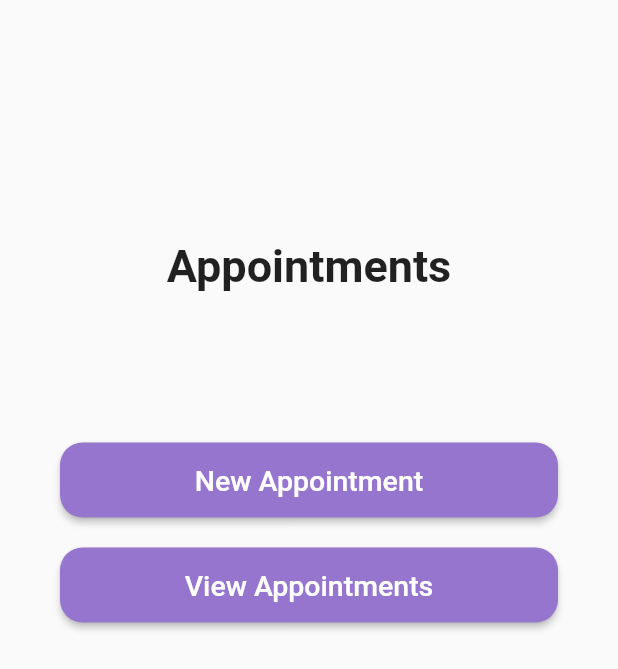
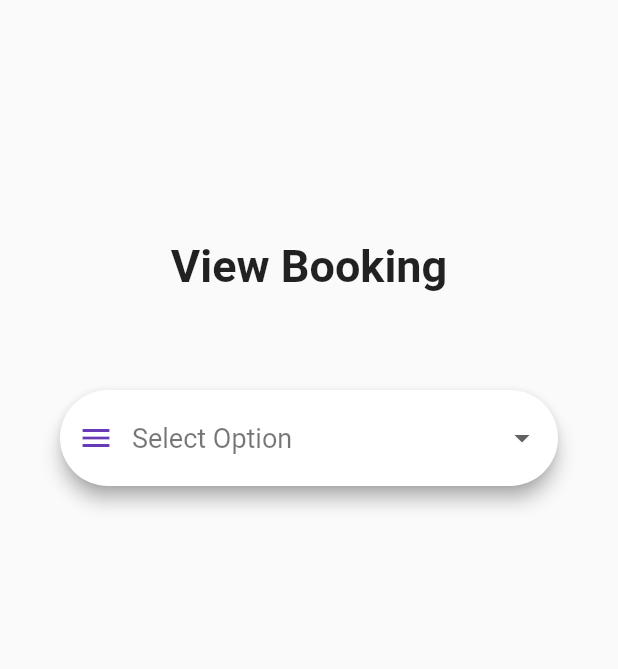
Before and after one commit to maansiarora/SEPT-Project--Almost-5, a Flutter app: the screen it shows after launch, after a tap on "View Appointments", on a phone screen of 412 x 824 dp. Shown: the top 669 px of the screen. Run offline on Flutter 3.47's test engine with Material 2 defaults, Android fonts, the light colour scheme and no system bars; our stand-ins replace splashscreen, table_calendar.

Commit message:
View Booking page- drop-down and list

```diff
--- a/frontend/lib/main.dart
+++ b/frontend/lib/main.dart
@@ -14,6 +14,7 @@ import 'pages/calender.dart';
 import 'pages/doctorsProfile.dart';
 import 'pages/appointmentSummary.dart';
 import 'pages/bookingConfirmation.dart';
+import 'pages/viewBooking.dart';
 
 void main() => runApp(MaterialApp(initialRoute: '/bookingMain', routes: {
       '/choiceLogin': (context) => const choiceLogin(),
@@ -30,4 +31,5 @@ void main() => runApp(MaterialApp(initialRoute: '/bookingMain', routes: {
       '/doctorsProfile': (context) => const doctorsProfile(),
       '/appointmentSummary': (context) => const appointmentSummary(),
       '/bookingConfirmation': (context) => const bookingConfirmation(),
+      '/viewBooking': (context) => const viewBooking(),
     }));
--- a/frontend/lib/pages/bookingMain.dart
+++ b/frontend/lib/pages/bookingMain.dart
@@ -1,4 +1,5 @@
 import 'package:flutter/material.dart';
+import 'package:sept/pages/viewBooking.dart';
 import 'newAppointment.dart';
 
 void main() => runApp(const bookingMain());
@@ -74,7 +75,13 @@ class _MybookingMain extends State<MybookingMain> {
                 height: 70,
                 padding: const EdgeInsets.fromLTRB(30, 20, 30, 0),
                 child: ElevatedButton(
-                  onPressed: () {},
+                  onPressed: () {
+                    Navigator.push(
+                      context,
+                      MaterialPageRoute(
+                          builder: (context) => const viewBooking()),
+                    );
+                  },
                   style: ElevatedButton.styleFrom(
                     shape: RoundedRectangleBorder(
                       borderRadius: BorderRadius.circular(15.0),
--- /dev/null
+++ b/frontend/lib/pages/viewBooking.dart
@@ -0,0 +1,140 @@
+import 'package:flutter/material.dart';
+import 'loginSignUp.dart';
+
+void main() => runApp(const viewBooking());
+
+class viewBooking extends StatelessWidget {
+  const viewBooking({Key? key}) : super(key: key);
+
+  //static const String _title = '';
+
+  @override
+  Widget build(BuildContext context) {
+    return const MaterialApp(
+      //title: _title,
+      home: Scaffold(
+        //appBar: AppBar(title: const Text(_title)),
+        body: MyviewBooking(),
+      ),
+    );
+  }
+}
+
+class MyviewBooking extends StatefulWidget {
+  const MyviewBooking({Key? key}) : super(key: key);
+
+  @override
+  State<MyviewBooking> createState() => _MyviewBooking();
+}
+
+String dropdownValue = 'Select Option';
+List<String> message = [];
+
+class _MyviewBooking extends State<MyviewBooking> {
+  @override
+  Widget build(BuildContext context) {
+    return Padding(
+        padding: const EdgeInsets.all(10),
+        child: ListView(children: <Widget>[
+          Container(
+              alignment: Alignment.center,
+              padding: const EdgeInsets.fromLTRB(30, 150, 30, 35),
+              child: const Text(
+                'View Booking',
+                textAlign: TextAlign.center,
+                style: TextStyle(
+                  fontSize: 30,
+                  fontWeight: FontWeight.w600,
+                ),
+              )),
+          Container(
+              alignment: Alignment.center,
+              padding: const EdgeInsets.fromLTRB(30, 30, 30, 0),
+              child: Row(
+                children: [
+                  Flexible(
+                      flex: 1,
+                      child: Material(
+                          color: Colors.transparent,
+                          borderRadius: BorderRadius.circular(60),
+                          elevation: 5.0,
+                          shadowColor: Colors.grey,
+                          child: DropdownButtonFormField(
+                            decoration: InputDecoration(
+                                fillColor: Colors.white,
+                                filled: true,
+                                border: OutlineInputBorder(
+                                    borderRadius: BorderRadius.circular(60),
+                                    borderSide: BorderSide.none),
+                                prefixIcon: const Padding(
+                                  padding: EdgeInsets.all(10),
+                                  child: Icon(
+                                    Icons.menu,
+                                    color: Colors.deepPurple,
+                                  ),
+                                )),
+                            dropdownColor: Colors.white,
+                            borderRadius: BorderRadius.circular(20),
+                            value: dropdownValue,
+                            onChanged: (String? newValue) {
+                              setState(() {
+                                dropdownValue = newValue!;
+                              });
+                              function();
+                            },
+                            items: <String>[
+                              'Select Option',
+                              'Upcoming Appointments',
+                              'Past Appointments'
+                            ].map<DropdownMenuItem<String>>((String value) {
+                              return DropdownMenuItem<String>(
+                                value: value,
+                                child: Text(
+                                  value,
+                                  style: const TextStyle(
+                                      fontSize: 18, color: Colors.black54),
+                                ),
+                              );
+                            }).toList(),
+                          ))),
+                ],
+              )),
+          Container(
+              height: 300,
+              padding: const EdgeInsets.fromLTRB(30, 20, 30, 0),
+              child: ListView.builder(
+                itemCount: message.length,
+                itemBuilder: (context, index) {
+                  return ListTile(
+                    shape: const Border(
+                      bottom: BorderSide(width: 2.0, color: Colors.purple),
+                    ),
+                    title: Text('${message[index]}'),
+                  );
+                },
+              )),
+        ]));
+  }
+
+  void function() {
+    List<String> status;
+    if (dropdownValue == 'Upcoming Appointments') {
+      status = [
+        'Dr. One - 01/10/2022 - 10:00-10:30',
+        'Dr. Two - 03/10/2022 - 12:00-13:30',
+        'Dr. One - 05/10/2022 - 9:00-9:30'
+      ];
+      setState(() => message = status);
+    } else if (dropdownValue == 'Past Appointments') {
+      status = [
+        'Dr. Two - 08/08/2022 - 11:00-11:30',
+        'Dr. One - 23/08/2022 - 10:00-10:30',
+        'Dr. Three - 29/08/2022 - 14:30-15:00'
+      ];
+      setState(() => message = status);
+    } else if (dropdownValue == 'Select Option') {
+      status = ['Please Select Option'];
+      setState(() => message = status);
+    }
+  }
+}
```
Also changed, not shown: frontend/pubspec.lock.
